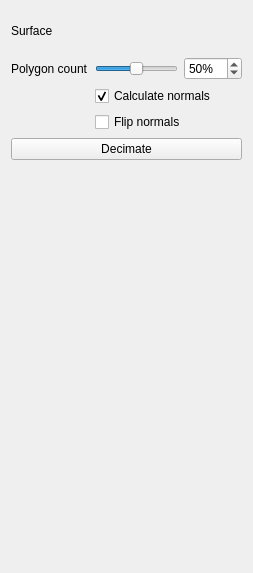
Old version of the form Plugins/org.mitk.gui.qt.remeshing/src/internal/QmitkRemeshingViewControls.ui in the repository MITK/MITK.
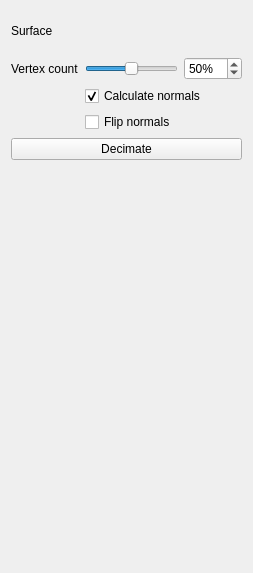
New version of the form. Icons and pictures are not drawn. Custom widgets are drawn as their Qt base class.

Diff of the .ui file:
```diff
--- a/Plugins/org.mitk.gui.qt.remeshing/src/internal/QmitkRemeshingViewControls.ui
+++ b/Plugins/org.mitk.gui.qt.remeshing/src/internal/QmitkRemeshingViewControls.ui
@@ -48,7 +48,7 @@
         </sizepolicy>
        </property>
        <property name="text">
-        <string>Polygon count</string>
+        <string>Vertex count</string>
        </property>
       </widget>
      </item>
```
Left out of the diff: 8 changed lines with no effect on the pictures.
